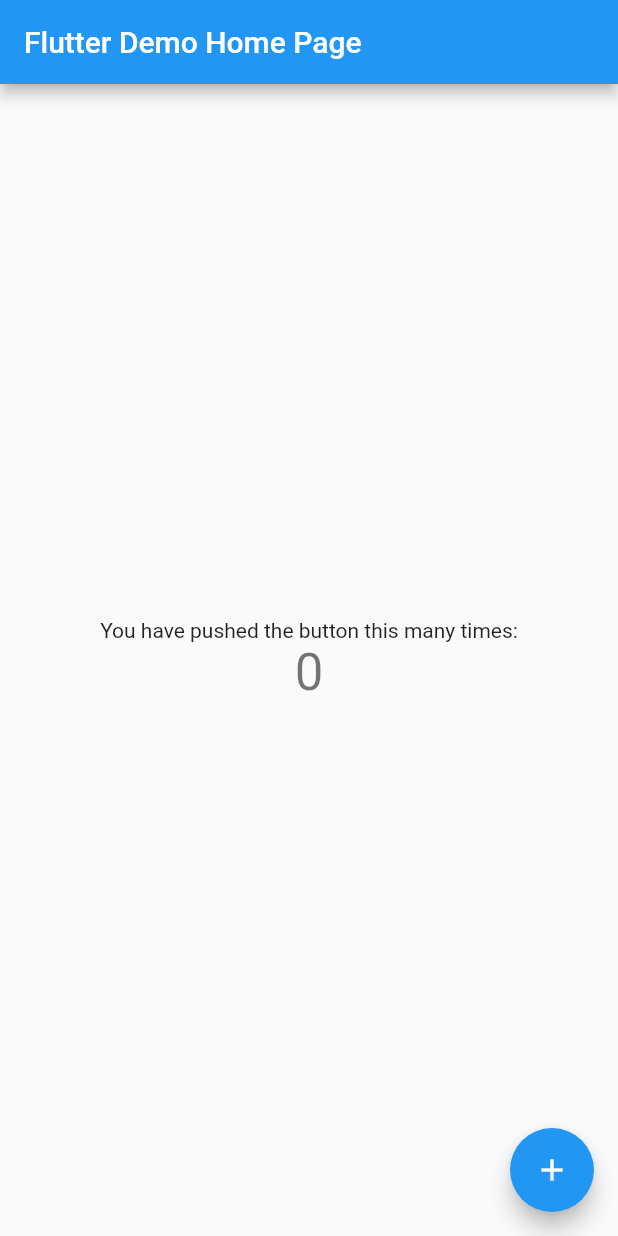
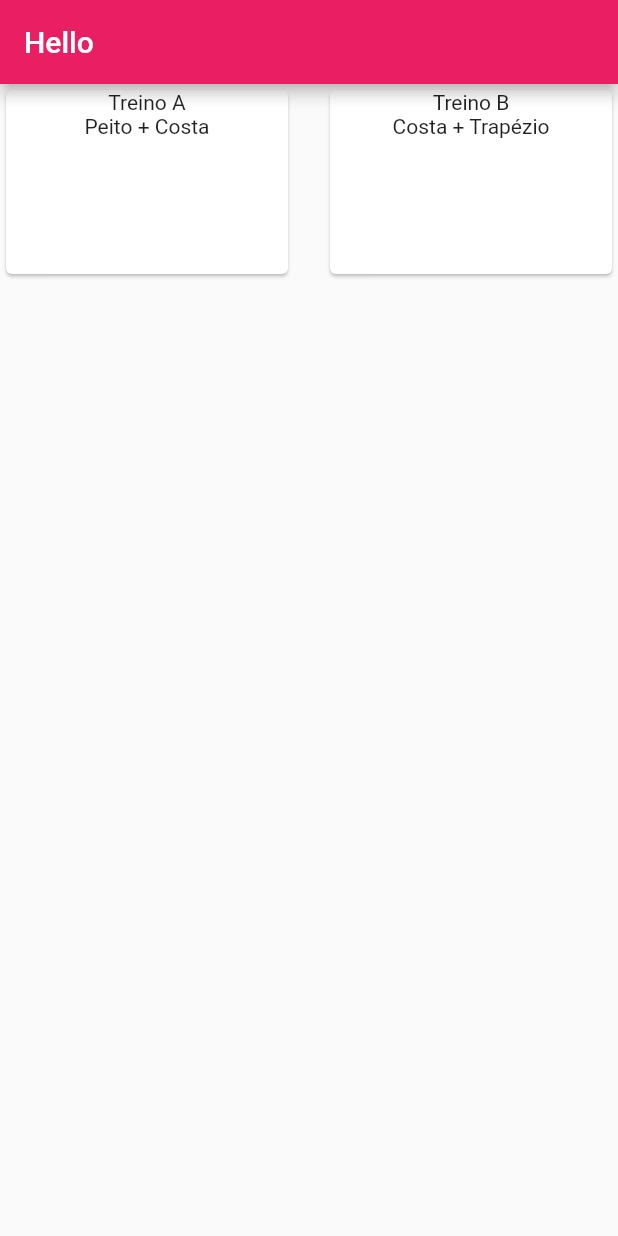
Before and after one commit to raulfdm/my-fitness-buddy, a Flutter app: the screen it shows after launch, on a phone screen of 412 x 824 dp. Run offline on Flutter 3.47's test engine with Material 2 defaults, Android fonts, the phone set to English and light mode, and no system bars.

Commit message:
Start to code training sheet screen

```diff
--- /dev/null
+++ b/lib/dummy_data.dart
@@ -0,0 +1,6 @@
+import './models/training_sheet.dart';
+
+const DUMMY_TRAINING_SHEET = const [
+  TrainingSheet(alias: 'Treino A', id: 't1', muscularGroup: 'Peito + Costa'),
+  TrainingSheet(alias: 'Treino B', id: 't2', muscularGroup: 'Costa + Trapézio'),
+];
--- a/lib/main.dart
+++ b/lib/main.dart
@@ -1,41 +1,24 @@
 import 'package:flutter/material.dart';
+
+import './screens/training_sheet_screen.dart';
 
 void main() => runApp(MyApp());
 
 class MyApp extends StatelessWidget {
-  // This widget is the root of your application.
   @override
   Widget build(BuildContext context) {
     return MaterialApp(
       title: 'Flutter Demo',
       theme: ThemeData(
-        // This is the theme of your application.
-        //
-        // Try running your application with "flutter run". You'll see the
-        // application has a blue toolbar. Then, without quitting the app, try
-        // changing the primarySwatch below to Colors.green and then invoke
-        // "hot reload" (press "r" in the console where you ran "flutter run",
-        // or simply save your changes to "hot reload" in a Flutter IDE).
-        // Notice that the counter didn't reset back to zero; the application
-        // is not restarted.
-        primarySwatch: Colors.blue,
-      ),
-      home: MyHomePage(title: 'Flutter Demo Home Page'),
+          primarySwatch: Colors.pink, accentColor: Colors.yellowAccent),
+      // home: MyHomePage(title: 'My Fitness Buddy'),
+      home: TrainingSheetScreen(),
     );
   }
 }
 
 class MyHomePage extends StatefulWidget {
   MyHomePage({Key key, this.title}) : super(key: key);
-
-  // This widget is the home page of your application. It is stateful, meaning
-  // that it has a State object (defined below) that contains fields that affect
-  // how it looks.
-
-  // This class is the configuration for the state. It holds the values (in this
-  // case the title) provided by the parent (in this case the App widget) and
-  // used by the build method of the State. Fields in a Widget subclass are
-  // always marked "final".
 
   final String title;
 
@@ -44,68 +27,29 @@ class MyHomePage extends StatefulWidget {
 }
 
 class _MyHomePageState extends State<MyHomePage> {
-  int _counter = 0;
-
-  void _incrementCounter() {
-    setState(() {
-      // This call to setState tells the Flutter framework that something has
-      // changed in this State, which causes it to rerun the build method below
-      // so that the display can reflect the updated values. If we changed
-      // _counter without calling setState(), then the build method would not be
-      // called again, and so nothing would appear to happen.
-      _counter++;
-    });
-  }
-
   @override
   Widget build(BuildContext context) {
-    // This method is rerun every time setState is called, for instance as done
-    // by the _incrementCounter method above.
-    //
-    // The Flutter framework has been optimized to make rerunning build methods
-    // fast, so that you can just rebuild anything that needs updating rather
-    // than having to individually change instances of widgets.
     return Scaffold(
       appBar: AppBar(
-        // Here we take the value from the MyHomePage object that was created by
-        // the App.build method, and use it to set our appbar title.
-        title: Text(widget.title),
+        title: Row(
+          mainAxisAlignment: MainAxisAlignment.center,
+          children: <Widget>[
+            Text(
+              widget.title,
+            )
+          ],
+        ),
       ),
       body: Center(
-        // Center is a layout widget. It takes a single child and positions it
-        // in the middle of the parent.
         child: Column(
-          // Column is also layout widget. It takes a list of children and
-          // arranges them vertically. By default, it sizes itself to fit its
-          // children horizontally, and tries to be as tall as its parent.
-          //
-          // Invoke "debug painting" (press "p" in the console, choose the
-          // "Toggle Debug Paint" action from the Flutter Inspector in Android
-          // Studio, or the "Toggle Debug Paint" command in Visual Studio Code)
-          // to see the wireframe for each widget.
-          //
-          // Column has various properties to control how it sizes itself and
-          // how it positions its children. Here we use mainAxisAlignment to
-          // center the children vertically; the main axis here is the vertical
-          // axis because Columns are vertical (the cross axis would be
-          // horizontal).
           mainAxisAlignment: MainAxisAlignment.center,
           children: <Widget>[
             Text(
               'You have pushed the button this many times:',
             ),
-            Text(
-              '$_counter',
-              style: Theme.of(context).textTheme.display1,
-            ),
           ],
         ),
       ),
-      floatingActionButton: FloatingActionButton(
-        onPressed: _incrementCounter,
-        tooltip: 'Increment',
-        child: Icon(Icons.add),
-      ), // This trailing comma makes auto-formatting nicer for build methods.
     );
   }
 }
--- /dev/null
+++ b/lib/models/training_sheet.dart
@@ -0,0 +1,13 @@
+import 'package:flutter/foundation.dart';
+
+class TrainingSheet {
+  final String id;
+  final String alias;
+  final String muscularGroup;
+
+  const TrainingSheet({
+    @required this.id,
+    @required this.alias,
+    @required this.muscularGroup,
+  });
+}
--- /dev/null
+++ b/lib/screens/training_sheet_screen.dart
@@ -0,0 +1,27 @@
+import 'package:flutter/material.dart';
+import 'package:my_fitness_buddy_flutter/widgets/training_sheet_item.dart';
+
+import '../dummy_data.dart';
+
+class TrainingSheetScreen extends StatelessWidget {
+  @override
+  Widget build(BuildContext context) {
+    return Scaffold(
+      appBar: AppBar(
+        title: Text('Hello'),
+      ),
+      body: GridView(
+        children: DUMMY_TRAINING_SHEET.map((t) {
+          return TrainingSheetItem(
+            trainingSheet: t,
+          );
+        }).toList(),
+        gridDelegate: SliverGridDelegateWithMaxCrossAxisExtent(
+            maxCrossAxisExtent: 200,
+            childAspectRatio: 3 / 2,
+            crossAxisSpacing: 20,
+            mainAxisSpacing: 20),
+      ),
+    );
+  }
+}
--- /dev/null
+++ b/lib/widgets/training_sheet_item.dart
@@ -0,0 +1,20 @@
+import 'package:flutter/material.dart';
+import '../models/training_sheet.dart';
+
+class TrainingSheetItem extends StatelessWidget {
+  final TrainingSheet trainingSheet;
+
+  const TrainingSheetItem({Key key, this.trainingSheet}) : super(key: key);
+
+  @override
+  Widget build(BuildContext context) {
+    return Card(
+      child: Column(
+        children: <Widget>[
+          Text(trainingSheet.alias),
+          Text(trainingSheet.muscularGroup),
+        ],
+      ),
+    );
+  }
+}
```
